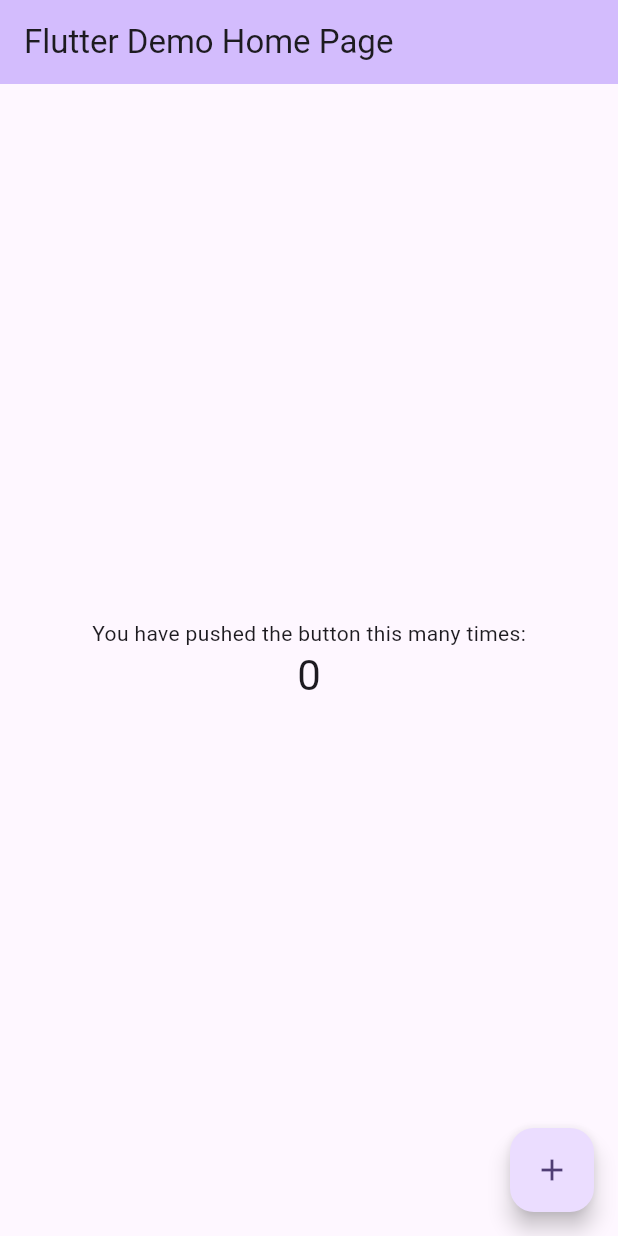
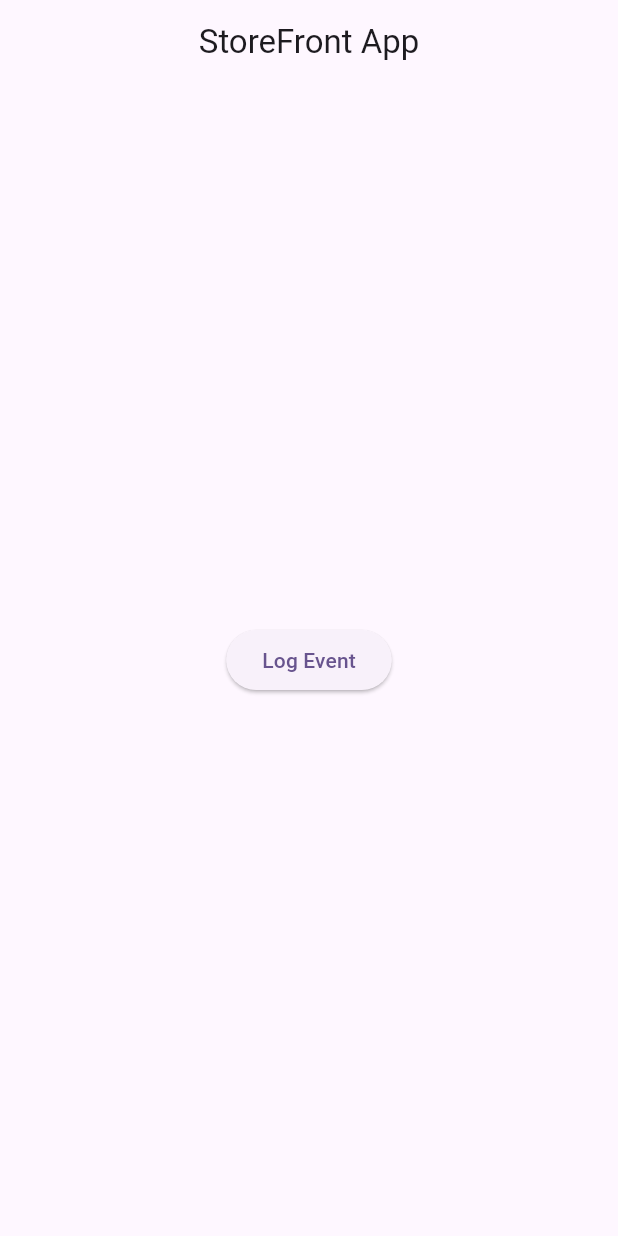
Before and after one commit to gilbert-ku/StoreFront-App, a Flutter app: the screen it shows after launch, on a phone screen of 412 x 824 dp. Run offline on Flutter 3.47's test engine with Material 3 defaults, Android fonts, the phone set to English and light mode, and no system bars; our stand-ins replace firebase_analytics, firebase_core; accounts and stored records are empty.

```diff
--- a/lib/main.dart
+++ b/lib/main.dart
@@ -1,125 +1,57 @@
 import 'package:flutter/material.dart';
+import 'package:firebase_core/firebase_core.dart';
+import 'package:firebase_analytics/firebase_analytics.dart';
 
-void main() {
+void main() async {
+  WidgetsFlutterBinding.ensureInitialized(); // Ensures binding is initialized
+  await Firebase.initializeApp(); // Initializes Firebase
   runApp(const MyApp());
 }
 
 class MyApp extends StatelessWidget {
   const MyApp({super.key});
 
-  // This widget is the root of your application.
   @override
   Widget build(BuildContext context) {
     return MaterialApp(
+      debugShowCheckedModeBanner: false,
       title: 'Flutter Demo',
       theme: ThemeData(
-        // This is the theme of your application.
-        //
-        // TRY THIS: Try running your application with "flutter run". You'll see
-        // the application has a purple toolbar. Then, without quitting the app,
-        // try changing the seedColor in the colorScheme below to Colors.green
-        // and then invoke "hot reload" (save your changes or press the "hot
-        // reload" button in a Flutter-supported IDE, or press "r" if you used
-        // the command line to start the app).
-        //
-        // Notice that the counter didn't reset back to zero; the application
-        // state is not lost during the reload. To reset the state, use hot
-        // restart instead.
-        //
-        // This works for code too, not just values: Most code changes can be
-        // tested with just a hot reload.
         colorScheme: ColorScheme.fromSeed(seedColor: Colors.deepPurple),
         useMaterial3: true,
       ),
-      home: const MyHomePage(title: 'Flutter Demo Home Page'),
+      navigatorObservers: [
+        FirebaseAnalyticsObserver(analytics: FirebaseAnalytics.instance),
+      ], // Add analytics observer
+      home: const MyHomePage(),
     );
   }
 }
 
-class MyHomePage extends StatefulWidget {
-  const MyHomePage({super.key, required this.title});
-
-  // This widget is the home page of your application. It is stateful, meaning
-  // that it has a State object (defined below) that contains fields that affect
-  // how it looks.
-
-  // This class is the configuration for the state. It holds the values (in this
-  // case the title) provided by the parent (in this case the App widget) and
-  // used by the build method of the State. Fields in a Widget subclass are
-  // always marked "final".
-
-  final String title;
-
-  @override
-  State<MyHomePage> createState() => _MyHomePageState();
-}
-
-class _MyHomePageState extends State<MyHomePage> {
-  int _counter = 0;
-
-  void _incrementCounter() {
-    setState(() {
-      // This call to setState tells the Flutter framework that something has
-      // changed in this State, which causes it to rerun the build method below
-      // so that the display can reflect the updated values. If we changed
-      // _counter without calling setState(), then the build method would not be
-      // called again, and so nothing would appear to happen.
-      _counter++;
-    });
-  }
+class MyHomePage extends StatelessWidget {
+  const MyHomePage({super.key});
 
   @override
   Widget build(BuildContext context) {
-    // This method is rerun every time setState is called, for instance as done
-    // by the _incrementCounter method above.
-    //
-    // The Flutter framework has been optimized to make rerunning build methods
-    // fast, so that you can just rebuild anything that needs updating rather
-    // than having to individually change instances of widgets.
     return Scaffold(
       appBar: AppBar(
-        // TRY THIS: Try changing the color here to a specific color (to
-        // Colors.amber, perhaps?) and trigger a hot reload to see the AppBar
-        // change color while the other colors stay the same.
-        backgroundColor: Theme.of(context).colorScheme.inversePrimary,
-        // Here we take the value from the MyHomePage object that was created by
-        // the App.build method, and use it to set our appbar title.
-        title: Text(widget.title),
+        title: const Center(
+          child: Text(
+            "StoreFront App",
+          ),
+        ),
       ),
       body: Center(
-        // Center is a layout widget. It takes a single child and positions it
-        // in the middle of the parent.
-        child: Column(
-          // Column is also a layout widget. It takes a list of children and
-          // arranges them vertically. By default, it sizes itself to fit its
-          // children horizontally, and tries to be as tall as its parent.
-          //
-          // Column has various properties to control how it sizes itself and
-          // how it positions its children. Here we use mainAxisAlignment to
-          // center the children vertically; the main axis here is the vertical
-          // axis because Columns are vertical (the cross axis would be
-          // horizontal).
-          //
-          // TRY THIS: Invoke "debug painting" (choose the "Toggle Debug Paint"
-          // action in the IDE, or press "p" in the console), to see the
-          // wireframe for each widget.
-          mainAxisAlignment: MainAxisAlignment.center,
-          children: <Widget>[
-            const Text(
-              'You have pushed the button this many times:',
-            ),
-            Text(
-              '$_counter',
-              style: Theme.of(context).textTheme.headlineMedium,
-            ),
-          ],
+        child: ElevatedButton(
+          onPressed: () {
+            FirebaseAnalytics.instance.logEvent(
+              name: 'button_click',
+              parameters: {'button_name': 'DemoButton'},
+            );
+          },
+          child: const Text("Log Event"),
         ),
       ),
-      floatingActionButton: FloatingActionButton(
-        onPressed: _incrementCounter,
-        tooltip: 'Increment',
-        child: const Icon(Icons.add),
-      ), // This trailing comma makes auto-formatting nicer for build methods.
     );
   }
 }
--- a/pubspec.yaml
+++ b/pubspec.yaml
@@ -36,6 +36,7 @@ dependencies:
   # Use with the CupertinoIcons class for iOS style icons.
   cupertino_icons: ^1.0.8
   firebase_core: ^3.10.0
+  firebase_analytics: ^11.4.0
 
 dev_dependencies:
   flutter_test:
```
Also changed, not shown: firepit-log.txt (added, +13 -0 lines), lib/firebase_options.dart, pubspec.lock, 1 other file.
